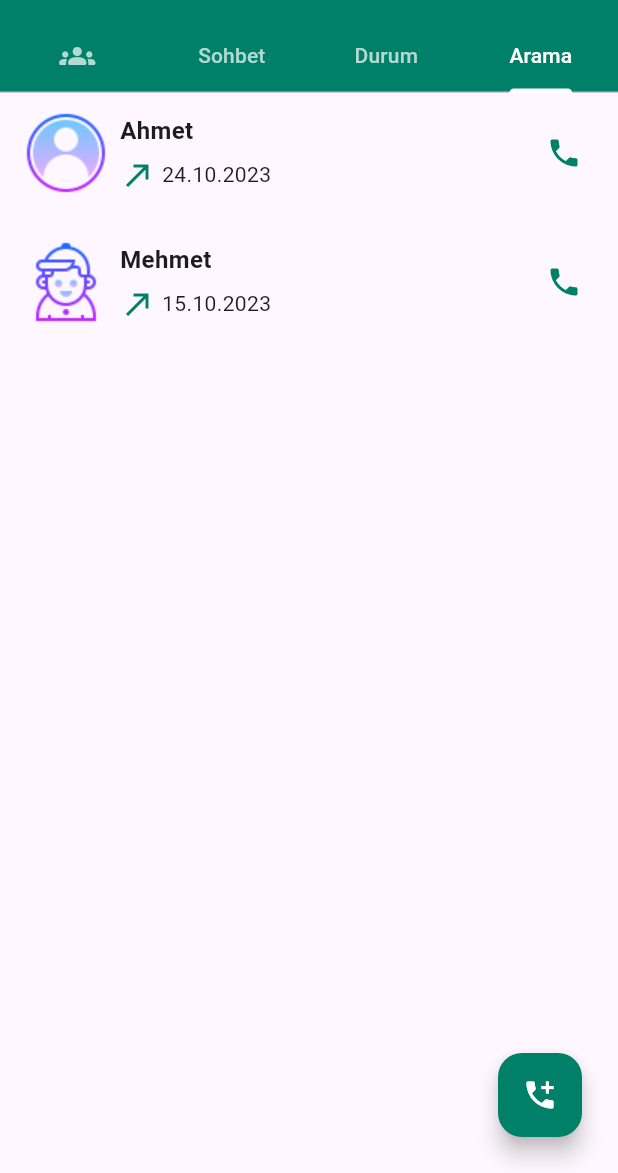
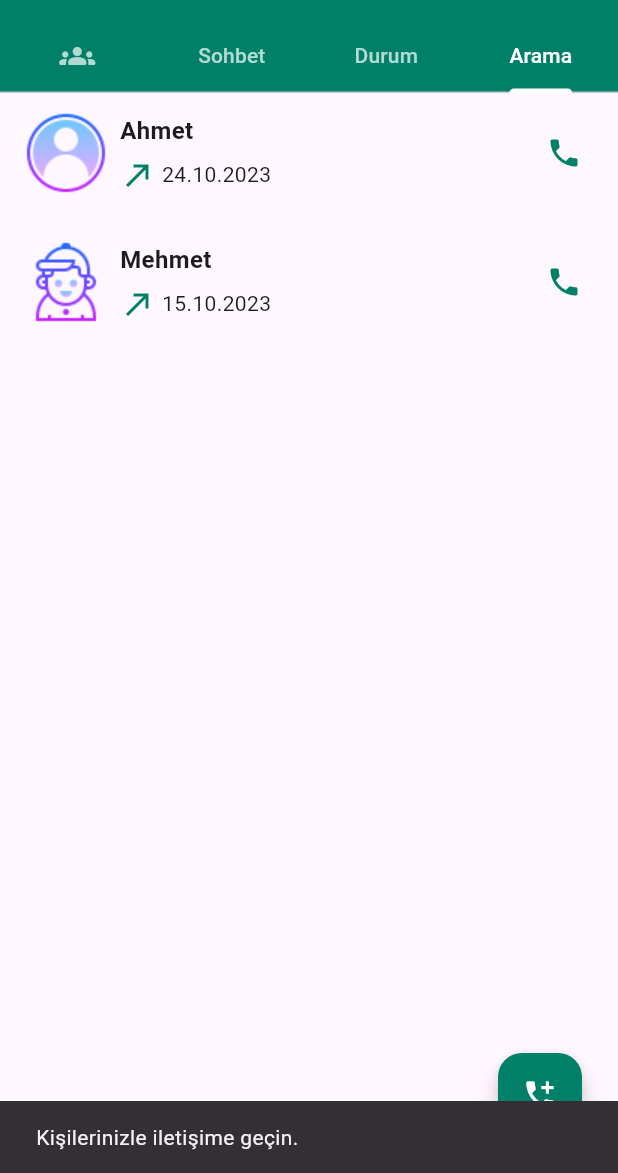
Before and after one commit to abdullah-aydogan/whatsapp-clone, a Flutter app: the screen it shows after launch, tab 4 chosen, after a tap on the "add call" icon, on a phone screen of 412 x 824 dp, the part 63-1236 px from its top. Run offline on Flutter 3.47's test engine with Material 2 defaults, Android fonts, the phone set to English and light mode, and no system bars.

Commit message:
eksik buton kodlamasi eklendi

```diff
--- a/lib/ui/views/aramalar.dart
+++ b/lib/ui/views/aramalar.dart
@@ -109,7 +109,11 @@ class _AramalarState extends State<Aramalar> {
           backgroundColor: primaryColor,
           foregroundColor: textColor,
           onPressed: () {
-
+            ScaffoldMessenger.of(context).showSnackBar(
+                const SnackBar(
+                    content: Text("Kişilerinizle iletişime geçin.")
+                )
+            );
           },
           child: const Icon(Icons.add_call),
         ),
```
